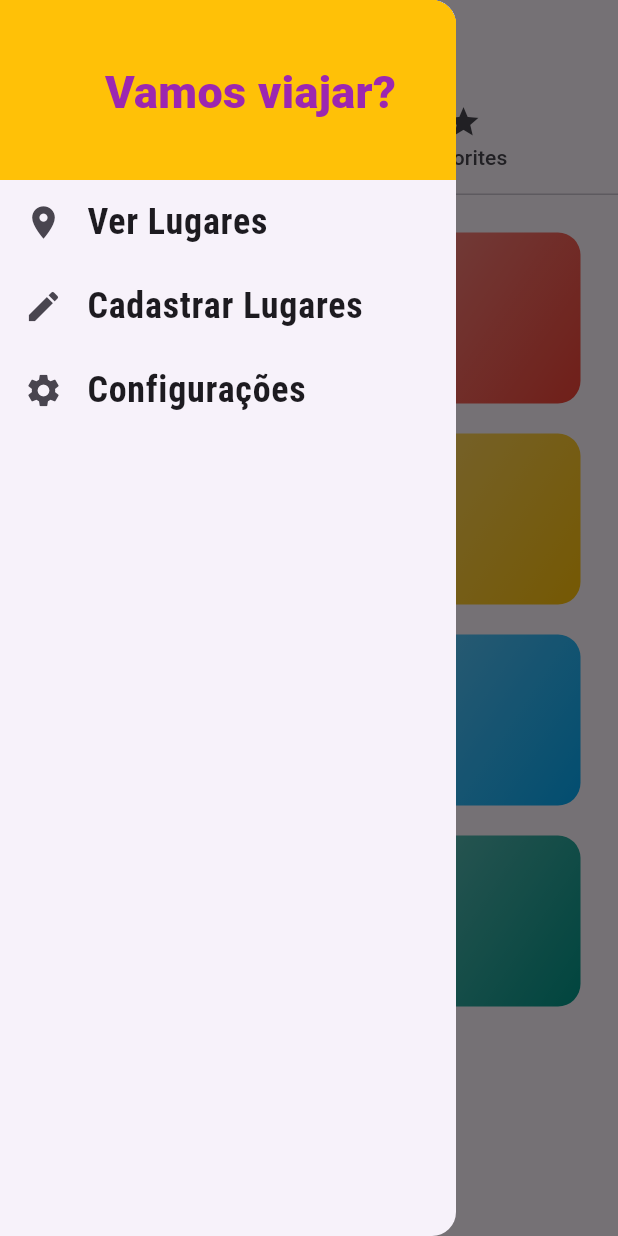
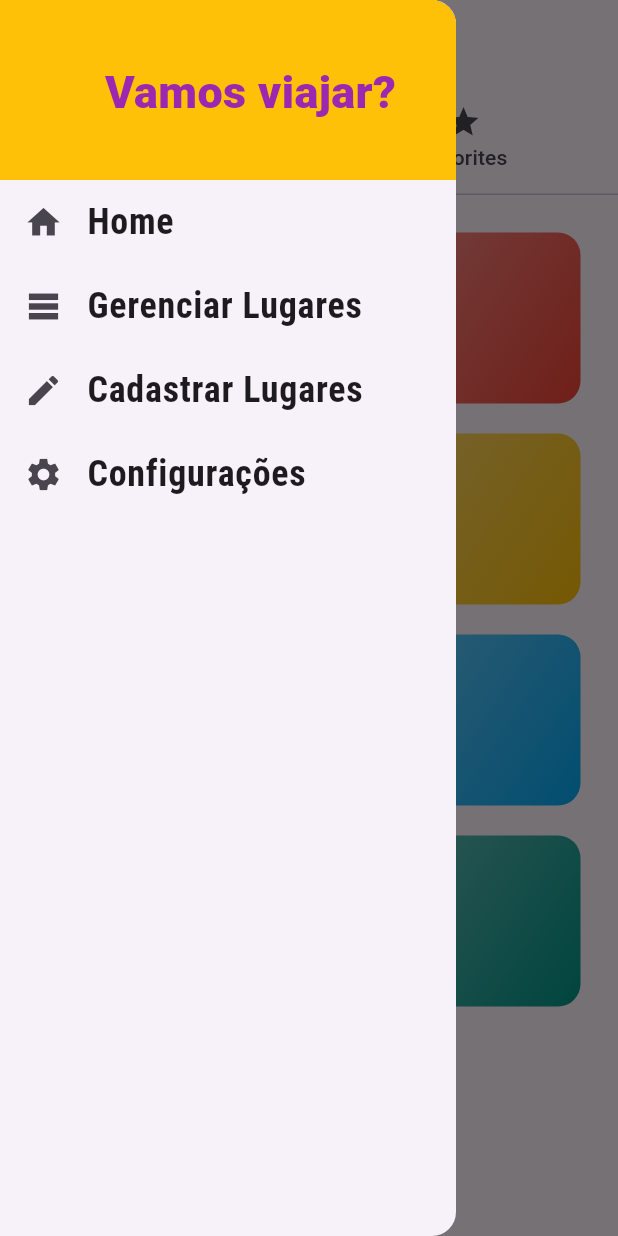
Before and after one commit to joaopaulopmedeiros/ddm-miniprojeto3, a Flutter app: the screen it shows after launch, with the side drawer open, on a phone screen of 412 x 824 dp. Run offline on Flutter 3.47's test engine with Material 3 defaults, Android fonts, the phone set to English and light mode, and no system bars.

Commit message:
feat: place management screen

```diff
--- a/lib/components/main_drawer.dart
+++ b/lib/components/main_drawer.dart
@@ -41,8 +41,10 @@ class MainDrawer extends StatelessWidget {
                   color: Theme.of(context).colorScheme.primary),
             ),
           ),
-          _createItem(Icons.place, 'Ver Lugares',
+          _createItem(Icons.home, 'Home',
               () => Navigator.of(context).pushReplacementNamed(AppRoutes.HOME)),
+          _createItem(Icons.table_rows, 'Gerenciar Lugares',
+              () => Navigator.of(context).pushReplacementNamed(AppRoutes.PLACES_MANAGEMENT)),
           _createItem(Icons.create, 'Cadastrar Lugares',
               () => Navigator.of(context).pushReplacementNamed(AppRoutes.PLACES_ADD)),
           _createItem(
--- a/lib/main.dart
+++ b/lib/main.dart
@@ -1,4 +1,5 @@
 import 'package:f03_lugares/providers/place.dart';
+import 'package:f03_lugares/screens/place_management_screen.dart';
 import 'package:flutter/material.dart';
 import 'package:provider/provider.dart';
 import 'package:f03_lugares/providers/favorite.dart';
@@ -45,6 +46,7 @@ class MyApp extends StatelessWidget {
           AppRoutes.COUNTRY_PLACES: (ctx) => const CountryPlacesScreen(),
           AppRoutes.PLACES_DETAIL: (ctx) => const PlaceDetailScreen(),
           AppRoutes.PLACES_ADD: (ctx) => const AddPlaceScreen(),
+          AppRoutes.PLACES_MANAGEMENT: (ctx) => const PlaceManagementScreen(),
           AppRoutes.SETTINGS: (ctx) => const SettingsScreen(),
         },
       ),
--- a/lib/utils/app_routes.dart
+++ b/lib/utils/app_routes.dart
@@ -3,5 +3,6 @@ class AppRoutes {
   static const COUNTRY_PLACES = '/country-places';
   static const PLACES_DETAIL = '/place-detail';
   static const PLACES_ADD = '/place-add';
+  static const PLACES_MANAGEMENT = '/place-management';
   static const SETTINGS = '/settings';
 }
```
Also changed, not shown: lib/screens/place_management_screen.dart (added, +17 -0 lines).
